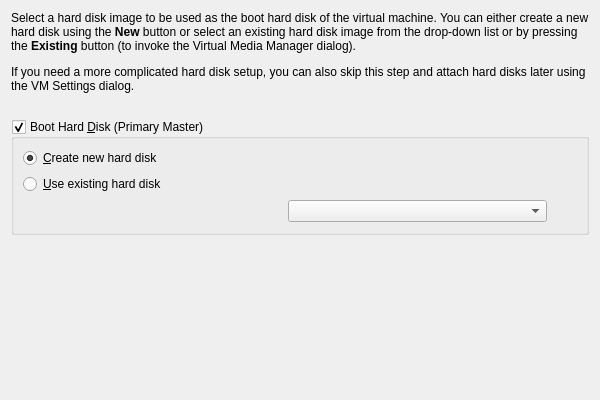
Qt form vbox/src/VBox/Frontends/VirtualBox/src/wizards/newvm/UINewVMWzdPage4.ui (jljuxgm/vboxgit) before a commit.
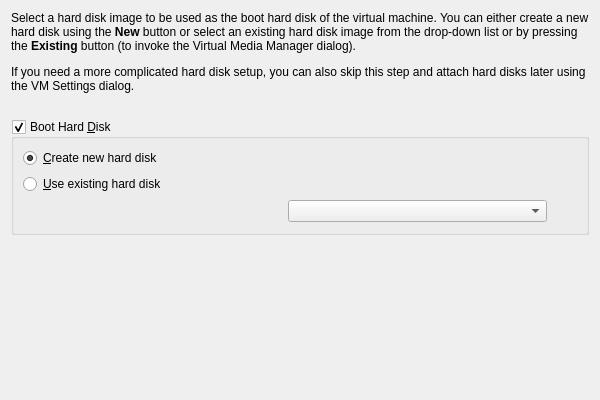
The same form after that commit. Custom widgets are drawn as their Qt base class.

Commit message:
commit_29001 ------------------------------------------------------------------------ r29001 | vboxsync | 2010-05-04 18:07:22 +0800 (Tue, 04 May 2010) | 1 line
FE/Qt: 4873: Misnamed boot disk setting in New VM Wizard fix.
------------------------------------------------------------------------

The edit to the form file:
```diff
--- a/vbox/src/VBox/Frontends/VirtualBox/src/wizards/newvm/UINewVMWzdPage4.ui
+++ b/vbox/src/VBox/Frontends/VirtualBox/src/wizards/newvm/UINewVMWzdPage4.ui
@@ -59,7 +59,7 @@
    <item>
     <widget class="QGroupBox" name="m_pBootHDCnt">
      <property name="title">
-      <string>Boot Hard &amp;Disk (Primary Master)</string>
+      <string>Boot Hard &amp;Disk</string>
      </property>
      <property name="checkable">
       <bool>true</bool>
```
The commit also changes 1 other file.
